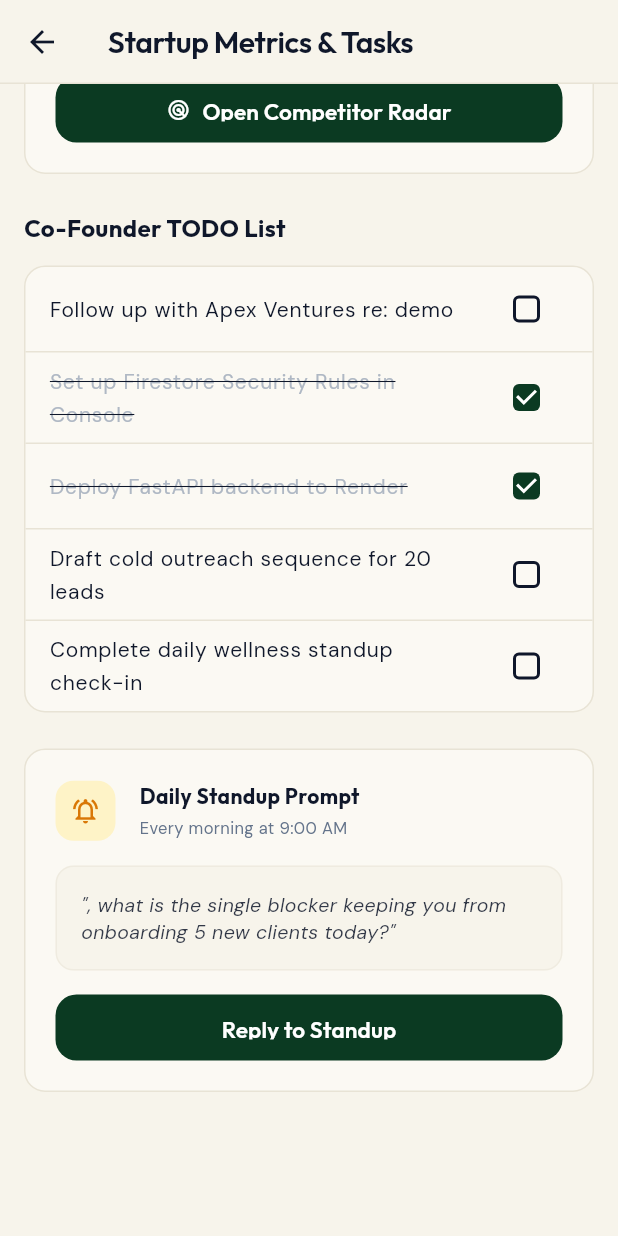
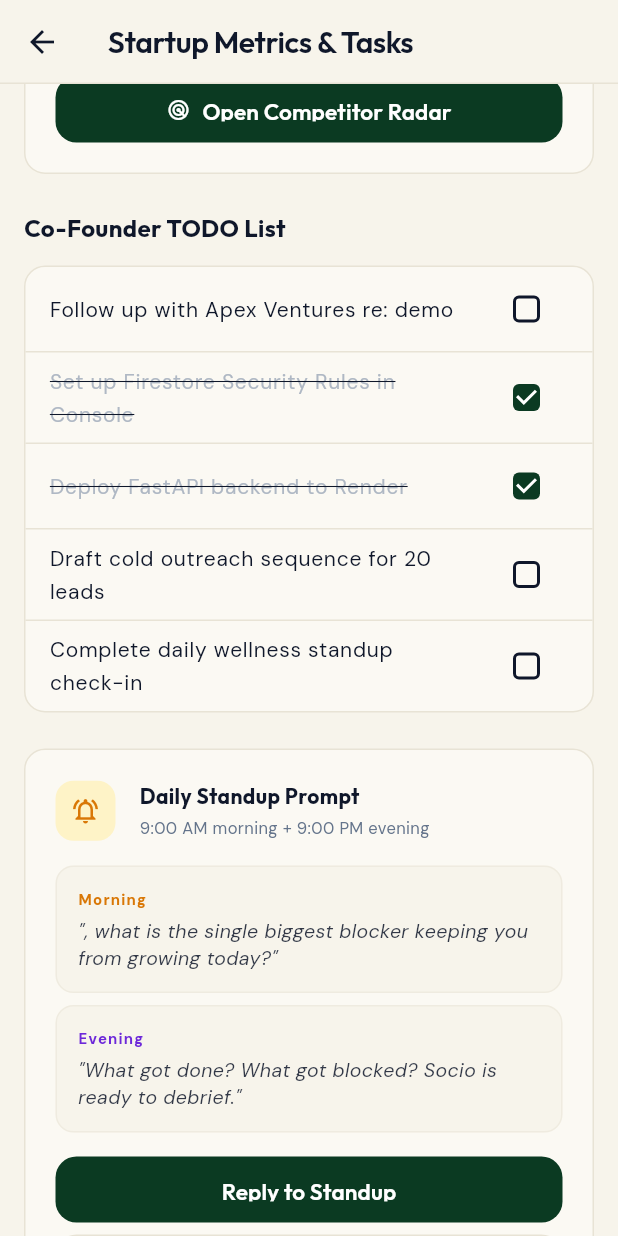
Before and after one commit to zerefnochills/socio-your-co-founder, a Flutter app: the TrackerScreen screen opened directly, scrolled down 501 dp, on a phone screen of 412 x 824 dp. Run offline on Flutter 3.47's test engine with Material 3 defaults, Android fonts, the phone set to English and light mode, and no system bars; our stand-ins replace cloud_firestore, dio, firebase_auth, firebase_core, firebase_messaging, flutter_local_notifications and 5 more; accounts and stored records are empty.

Commit message:
polished features

```diff
--- a/socio_app/lib/main.dart
+++ b/socio_app/lib/main.dart
@@ -34,7 +34,11 @@ void main() async {
   try {
     final standupService = StandupService();
     await standupService.init();
-    await standupService.scheduleDailyStandup();
+    await standupService.scheduleDailyStandups();
+    // CHANGE: Wire notification tap → switch to Chat tab in MainNavigation
+    StandupService.onNotificationTap = (int tabIndex) {
+      MainNavigation.tabNotifier.value = tabIndex;
+    };
   } catch (e) {
     debugPrint("Failed to initialize StandupService: $e");
   }
--- a/socio_app/lib/screens/onboarding_screen.dart
+++ b/socio_app/lib/screens/onboarding_screen.dart
@@ -6,6 +6,7 @@ import '../app_theme.dart';
 import '../models/startup_model.dart';
 import '../providers/startup_provider.dart';
 import '../navigation/main_navigation.dart';
+import '../services/standup_service.dart';
 
 /// OnboardingScreen — Socio AI Co-Founder App
 /// Design: Warm minimal editorial luxury, responsive steps, strong typography.
@@ -138,6 +139,9 @@ class _OnboardingScreenState extends ConsumerState<OnboardingScreen>
       );
 
       await ref.read(startupNotifierProvider.notifier).save(updated);
+
+      // CHANGE: Request notification permission right after onboarding — best moment UX-wise
+      await StandupService().requestPermissions();
 
       if (mounted) {
         setState(() => _isLoading = false);
--- a/socio_app/lib/screens/tracker_screen.dart
+++ b/socio_app/lib/screens/tracker_screen.dart
@@ -6,6 +6,8 @@ import '../app_theme.dart';
 import '../models/startup_model.dart';
 import '../providers/startup_provider.dart';
 import '../providers/auth_provider.dart';
+import '../navigation/main_navigation.dart';
+import '../services/standup_service.dart';
 import 'competitor_radar_screen.dart';
 
 /// Socio Tracker Screen — refined premium dashboard.
@@ -466,7 +468,8 @@ class _TrackerScreenState extends ConsumerState<TrackerScreen> {
                   color: const Color(0xFFFEF3C7),
                   borderRadius: BorderRadius.circular(12),
                 ),
-                child: const Icon(Icons.notifications_active_outlined, color: Color(0xFFD97706), size: 20),
+                child: const Icon(Icons.notifications_active_outlined,
+                    color: Color(0xFFD97706), size: 20),
               ),
               const SizedBox(width: 16),
               Expanded(
@@ -483,7 +486,7 @@ class _TrackerScreenState extends ConsumerState<TrackerScreen> {
                     ),
                     const SizedBox(height: 2),
                     Text(
-                      'Every morning at 9:00 AM',
+                      '9:00 AM morning + 9:00 PM evening',
                       style: GoogleFonts.dmSans(
                         fontSize: 11,
                         color: SocioTheme.mutedText,
@@ -495,15 +498,29 @@ class _TrackerScreenState extends ConsumerState<TrackerScreen> {
             ],
           ),
           const SizedBox(height: 16),
+          // Morning prompt preview
           Container(
-            padding: const EdgeInsets.all(16),
+            padding: const EdgeInsets.all(14),
             decoration: BoxDecoration(
               color: SocioTheme.creamBg,
               borderRadius: BorderRadius.circular(12),
               border: Border.all(color: SocioTheme.creamBorder.withOpacity(0.5)),
             ),
-            child: Text(
-              '"$founderName, what is the single blocker keeping you from onboarding 5 new clients today?"',
+            child: Column(
+              crossAxisAlignment: CrossAxisAlignment.start,
+              children: [
+                Text(
+                  'Morning',
+                  style: GoogleFonts.dmSans(
+                    fontSize: 10,
+                    fontWeight: FontWeight.w700,
+                    color: const Color(0xFFD97706),
+                    letterSpacing: 0.8,
+                  ),
+                ),
+                const SizedBox(height: 4),
+                Text(
+                  '"$founderName, what is the single biggest blocker keeping you from growing today?"',
                   style: GoogleFonts.dmSans(
                     fontSize: 13,
                     color: SocioTheme.slateText.withOpacity(0.85),
@@ -511,22 +528,77 @@ class _TrackerScreenState extends ConsumerState<TrackerScreen> {
                     height: 1.4,
                   ),
                 ),
+              ],
+            ),
+          ),
+          const SizedBox(height: 8),
+          // Evening prompt preview
+          Container(
+            padding: const EdgeInsets.all(14),
+            decoration: BoxDecoration(
+              color: SocioTheme.creamBg,
+              borderRadius: BorderRadius.circular(12),
+              border: Border.all(color: SocioTheme.creamBorder.withOpacity(0.5)),
+            ),
+            child: Column(
+              crossAxisAlignment: CrossAxisAlignment.start,
+              children: [
+                Text(
+                  'Evening',
+                  style: GoogleFonts.dmSans(
+                    fontSize: 10,
+                    fontWeight: FontWeight.w700,
+                    color: SocioTheme.violet,
+                    letterSpacing: 0.8,
+                  ),
+                ),
+                const SizedBox(height: 4),
+                Text(
+                  '"What got done? What got blocked? Socio is ready to debrief."',
+                  style: GoogleFonts.dmSans(
+                    fontSize: 13,
+                    color: SocioTheme.slateText.withOpacity(0.85),
+                    fontStyle: FontStyle.italic,
+                    height: 1.4,
+                  ),
+                ),
+              ],
+            ),
           ),
           const SizedBox(height: 16),
+          // CHANGE: Reply button now actually switches to Chat tab
           SizedBox(
             width: double.infinity,
             height: 44,
             child: ElevatedButton(
               onPressed: () {
                 HapticFeedback.mediumImpact();
+                // Switch to Chat tab (index 0)
+                MainNavigation.tabNotifier.value = 0;
+              },
+              child: const Text('Reply to Standup'),
+            ),
+          ),
+          const SizedBox(height: 8),
+          // CHANGE: Test button fires a real notification immediately (for demo)
+          SizedBox(
+            width: double.infinity,
+            height: 40,
+            child: OutlinedButton.icon(
+              onPressed: () async {
+                HapticFeedback.lightImpact();
+                await StandupService().showTestMorningStandup();
+                if (mounted) {
                   ScaffoldMessenger.of(context).showSnackBar(
                     const SnackBar(
-                    content: Text('Routing to Chat to answer standup...'),
+                      content: Text('Test notification sent — check your notification tray'),
                       backgroundColor: SocioTheme.forestGreen,
                     ),
                   );
+                }
               },
-              child: const Text('Reply to Standup'),
+              icon: const Icon(Icons.notifications_outlined, size: 16),
+              label: const Text('Send Test Notification'),
             ),
           ),
         ],
```
Also changed, not shown: socio_app/lib/navigation/main_navigation.dart (+16 -0 lines), socio_app/lib/services/standup_service.dart (+239 -60 lines), 1 other file. Lines whose indentation alone changed are shown as unchanged.
